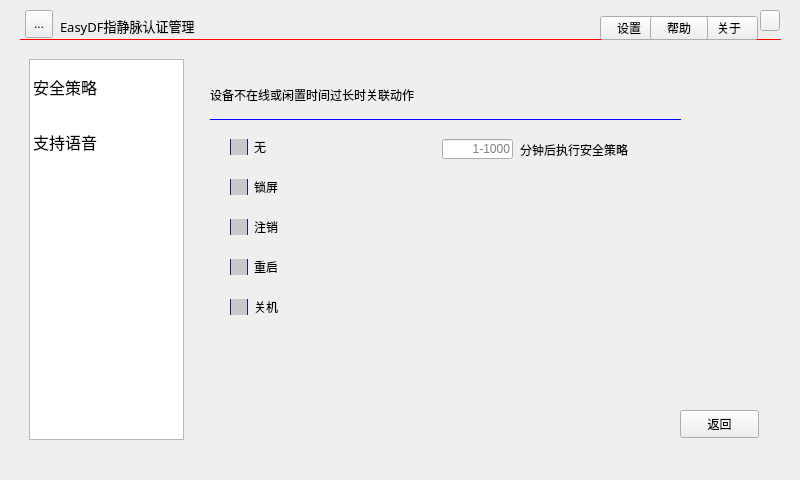
Before: the Qt Designer form SysSafe/mainwindow.ui in gessd/whh, drawn with Qt 5.
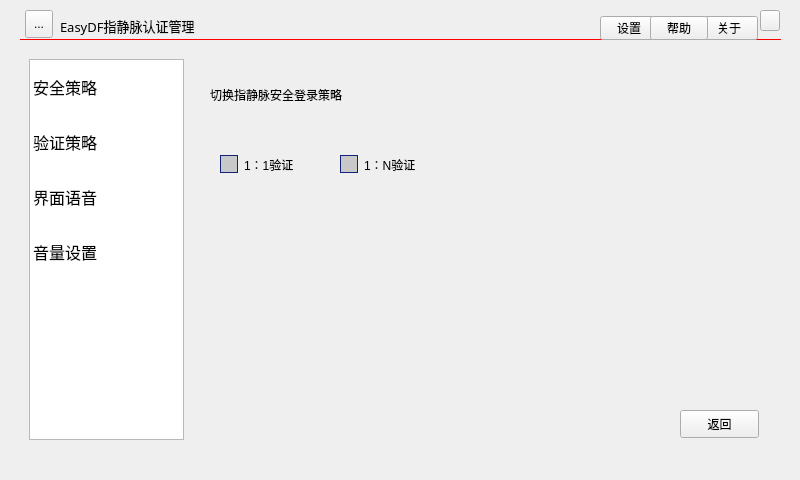
After: the same form once the commit is applied. The open tabs and pages were chosen to show the change. Icons and pictures are not drawn.

Commit message: 增加音量设置

What changed in the file:
```diff
--- a/SysSafe/mainwindow.ui
+++ b/SysSafe/mainwindow.ui
@@ -966,7 +966,17 @@
       </item>
       <item>
        <property name="text">
-        <string>支持语音</string>
+        <string>验证策略</string>
+       </property>
+      </item>
+      <item>
+       <property name="text">
+        <string>界面语音</string>
+       </property>
+      </item>
+      <item>
+       <property name="text">
+        <string>音量设置</string>
        </property>
       </item>
      </widget>
@@ -975,8 +985,8 @@
        <rect>
         <x>170</x>
         <y>9</y>
-        <width>491</width>
-        <height>261</height>
+        <width>531</width>
+        <height>321</height>
        </rect>
       </property>
       <property name="currentIndex">
@@ -1104,6 +1114,47 @@
         </widget>
        </widget>
       </widget>
+      <widget class="QWidget" name="page">
+       <widget class="QLabel" name="label_11">
+        <property name="geometry">
+         <rect>
+          <x>20</x>
+          <y>10</y>
+          <width>411</width>
+          <height>51</height>
+         </rect>
+        </property>
+        <property name="text">
+         <string>切换指静脉安全登录策略</string>
+        </property>
+       </widget>
+       <widget class="QCheckBox" name="checkBoxOneCheck">
+        <property name="geometry">
+         <rect>
+          <x>30</x>
+          <y>90</y>
+          <width>111</width>
+          <height>31</height>
+         </rect>
+        </property>
+        <property name="text">
+         <string>1：1验证</string>
+        </property>
+       </widget>
+       <widget class="QCheckBox" name="checkBoxNCheck">
+        <property name="geometry">
+         <rect>
+          <x>150</x>
+          <y>90</y>
+          <width>111</width>
+          <height>31</height>
+         </rect>
+        </property>
+        <property name="text">
+         <string>1：N验证</string>
+        </property>
+       </widget>
+      </widget>
       <widget class="QWidget" name="languageWidget">
        <widget class="QLabel" name="label_8">
         <property name="geometry">
```
Left out of the diff: 45 changed lines with no effect on the pictures. The commit also changes 10 other files.
